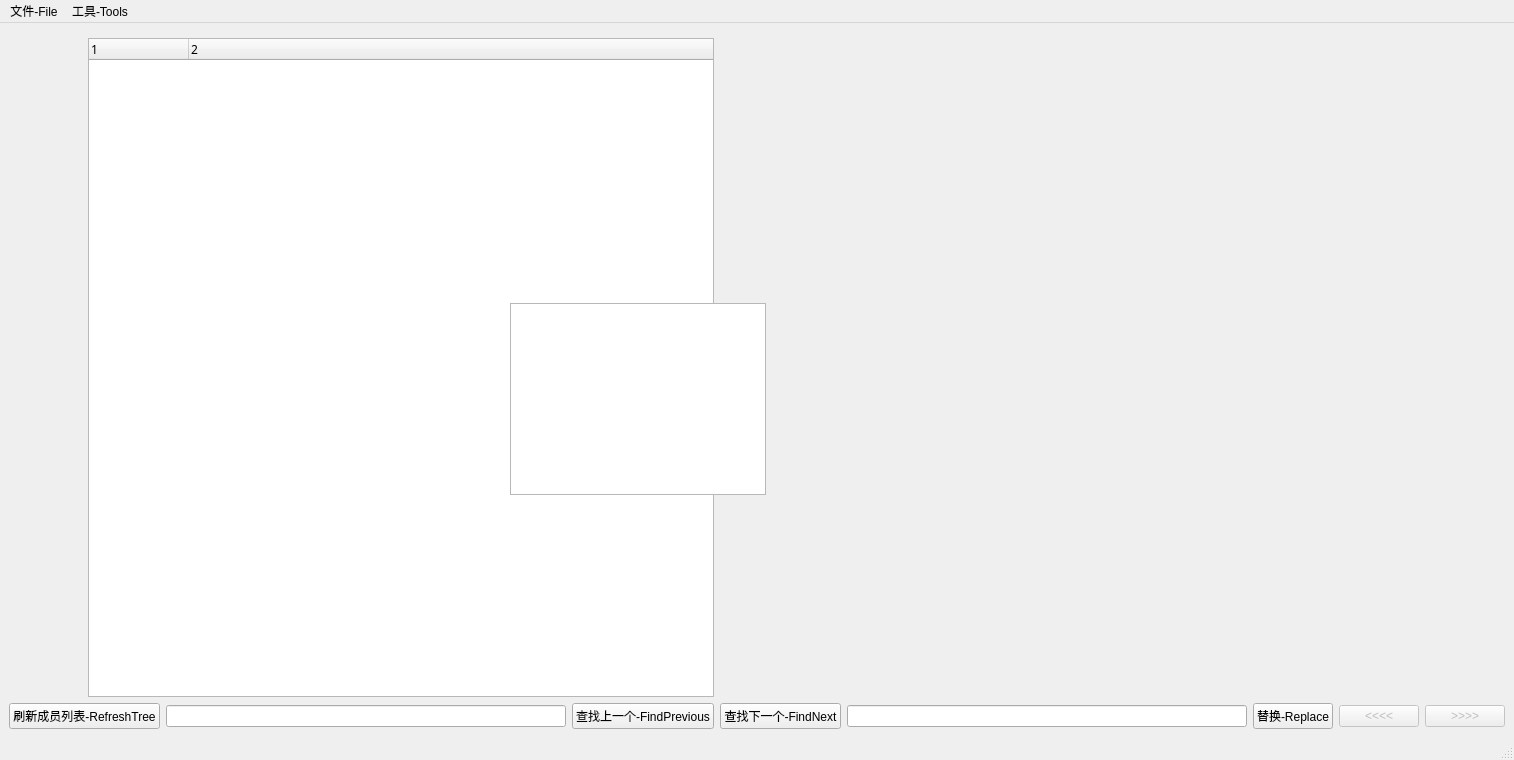
Above: mainwindow.ui from ic005k/Xiasl before the change. Below: the same form after it.
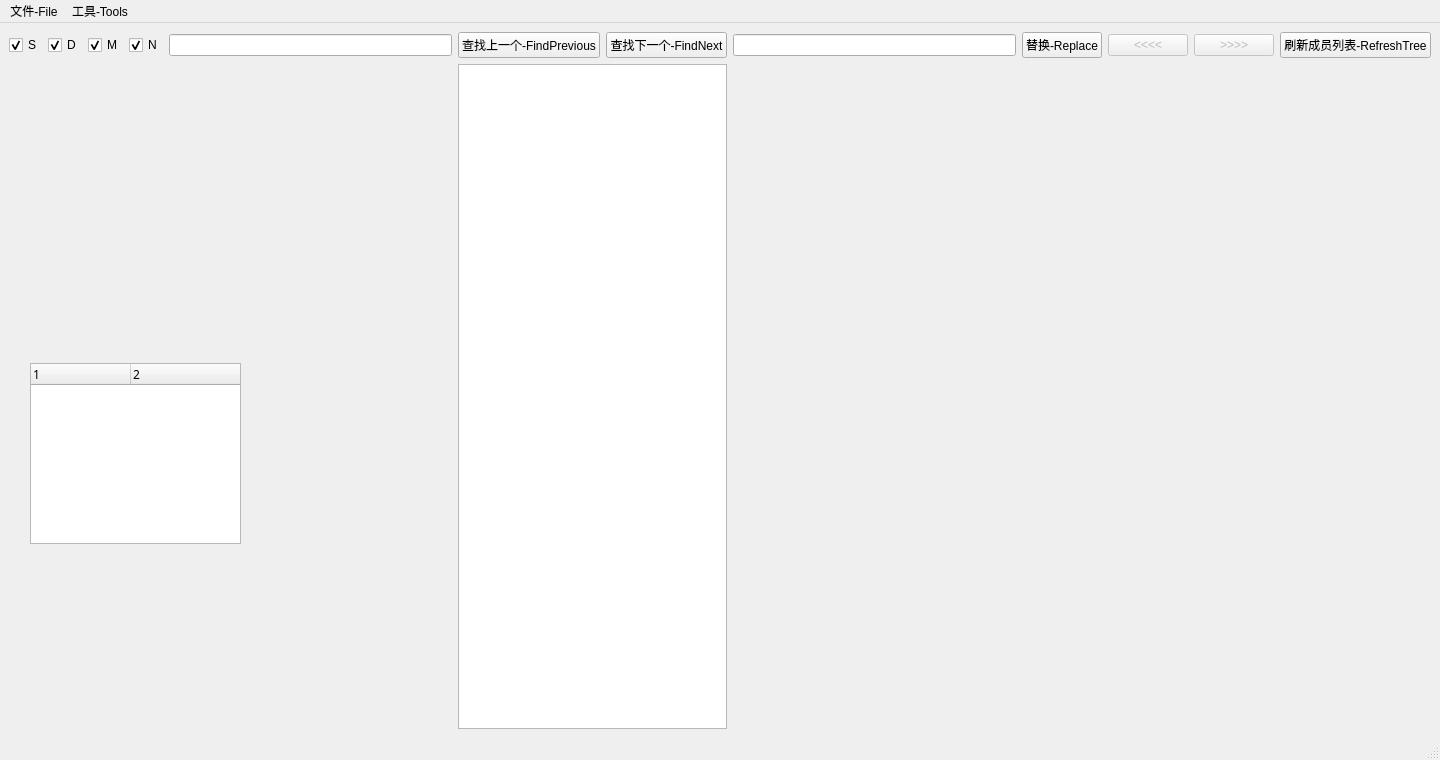
That is the form after the change.

Patch:
```diff
--- a/mainwindow.ui
+++ b/mainwindow.ui
@@ -6,7 +6,7 @@
    <rect>
     <x>0</x>
     <y>0</y>
-    <width>1514</width>
+    <width>1440</width>
     <height>760</height>
    </rect>
   </property>
@@ -15,66 +15,74 @@
   </property>
   <widget class="QWidget" name="centralwidget">
    <layout class="QGridLayout" name="gridLayout_2">
-    <item row="0" column="0" rowspan="2" colspan="9">
-     <layout class="QGridLayout" name="gridLayout"/>
+    <item row="0" column="0">
+     <widget class="QCheckBox" name="chkScope">
+      <property name="text">
+       <string>S</string>
+      </property>
+      <property name="checked">
+       <bool>true</bool>
+      </property>
+     </widget>
     </item>
-    <item row="1" column="1" colspan="3">
-     <widget class="QTreeWidget" name="treeWidget">
-      <property name="font">
-       <font>
-        <family>SauceCodePro Nerd Font</family>
-       </font>
+    <item row="0" column="1">
+     <widget class="QCheckBox" name="chkDevice">
+      <property name="text">
+       <string>D</string>
       </property>
-      <property name="columnCount">
-       <number>2</number>
+      <property name="checked">
+       <bool>true</bool>
       </property>
-      <column>
-       <property name="text">
-        <string notr="true">1</string>
-       </property>
-      </column>
-      <column>
-       <property name="text">
-        <string notr="true">2</string>
-       </property>
-      </column>
      </widget>
     </item>
-    <item row="2" column="0" colspan="2">
-     <widget class="QPushButton" name="btnRefreshTree">
+    <item row="0" column="2">
+     <widget class="QCheckBox" name="chkMethod">
       <property name="text">
-       <string>刷新成员列表-RefreshTree</string>
+       <string>M</string>
       </property>
+      <property name="checked">
+       <bool>true</bool>
+      </property>
      </widget>
     </item>
-    <item row="2" column="2">
+    <item row="0" column="3">
+     <widget class="QCheckBox" name="chkName">
+      <property name="text">
+       <string>N</string>
+      </property>
+      <property name="checked">
+       <bool>true</bool>
+      </property>
+     </widget>
+    </item>
+    <item row="0" column="4">
      <widget class="QLineEdit" name="editFind"/>
     </item>
-    <item row="2" column="3">
+    <item row="0" column="5">
      <widget class="QPushButton" name="btnFindPrevious">
       <property name="text">
        <string>查找上一个-FindPrevious</string>
       </property>
      </widget>
     </item>
-    <item row="2" column="4">
+    <item row="0" column="6">
      <widget class="QPushButton" name="btnFindNext">
       <property name="text">
        <string>查找下一个-FindNext</string>
       </property>
      </widget>
     </item>
-    <item row="2" column="5">
+    <item row="0" column="7">
      <widget class="QLineEdit" name="editReplace"/>
     </item>
-    <item row="2" column="6">
+    <item row="0" column="8">
      <widget class="QPushButton" name="btnReplace">
       <property name="text">
        <string>替换-Replace</string>
       </property>
      </widget>
     </item>
-    <item row="2" column="7">
+    <item row="0" column="9">
      <widget class="QPushButton" name="btnPreviousError">
       <property name="enabled">
        <bool>false</bool>
@@ -84,7 +92,7 @@
       </property>
      </widget>
     </item>
-    <item row="2" column="8">
+    <item row="0" column="10">
      <widget class="QPushButton" name="btnNextError">
       <property name="enabled">
        <bool>false</bool>
@@ -94,14 +102,39 @@
       </property>
      </widget>
     </item>
+    <item row="0" column="11">
+     <widget class="QPushButton" name="btnRefreshTree">
+      <property name="text">
+       <string>刷新成员列表-RefreshTree</string>
+      </property>
+     </widget>
+    </item>
+    <item row="1" column="0" rowspan="2" colspan="12">
+     <layout class="QGridLayout" name="gridLayout"/>
+    </item>
+    <item row="2" column="5" colspan="2">
+     <widget class="QTextEdit" name="editShowMsg">
+      <property name="font">
+       <font>
+        <family>SauceCodePro Nerd Font</family>
+       </font>
+      </property>
+      <property name="lineWrapMode">
+       <enum>QTextEdit::NoWrap</enum>
+      </property>
+      <property name="readOnly">
+       <bool>false</bool>
+      </property>
+     </widget>
+    </item>
    </layout>
-   <widget class="QTextEdit" name="editShowMsg">
+   <widget class="QTreeWidget" name="treeWidget">
     <property name="geometry">
      <rect>
-      <x>510</x>
-      <y>280</y>
-      <width>256</width>
-      <height>192</height>
+      <x>30</x>
+      <y>340</y>
+      <width>211</width>
+      <height>181</height>
      </rect>
     </property>
     <property name="font">
@@ -109,12 +142,19 @@
       <family>SauceCodePro Nerd Font</family>
      </font>
     </property>
-    <property name="lineWrapMode">
-     <enum>QTextEdit::NoWrap</enum>
+    <property name="columnCount">
+     <number>2</number>
     </property>
-    <property name="readOnly">
-     <bool>false</bool>
-    </property>
+    <column>
+     <property name="text">
+      <string notr="true">1</string>
+     </property>
+    </column>
+    <column>
+     <property name="text">
+      <string notr="true">2</string>
+     </property>
+    </column>
    </widget>
   </widget>
   <widget class="QMenuBar" name="menubar">
@@ -122,8 +162,8 @@
     <rect>
      <x>0</x>
      <y>0</y>
-     <width>1514</width>
-     <height>30</height>
+     <width>1440</width>
+     <height>24</height>
     </rect>
    </property>
    <widget class="QMenu" name="menu_File">
```
